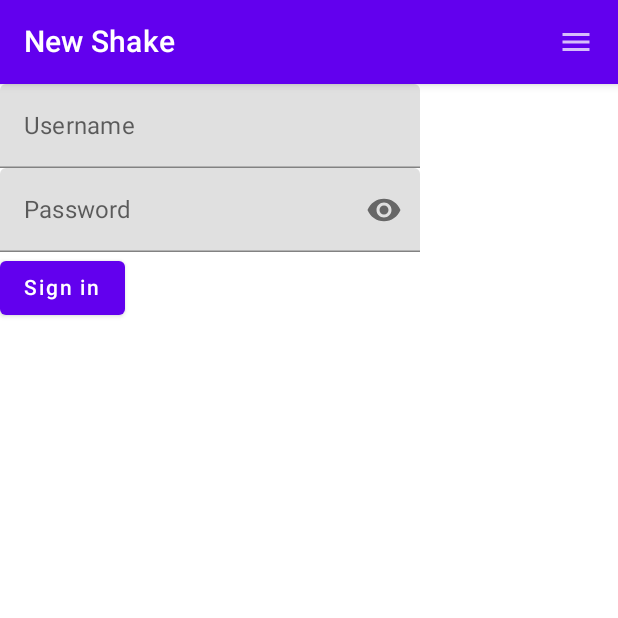
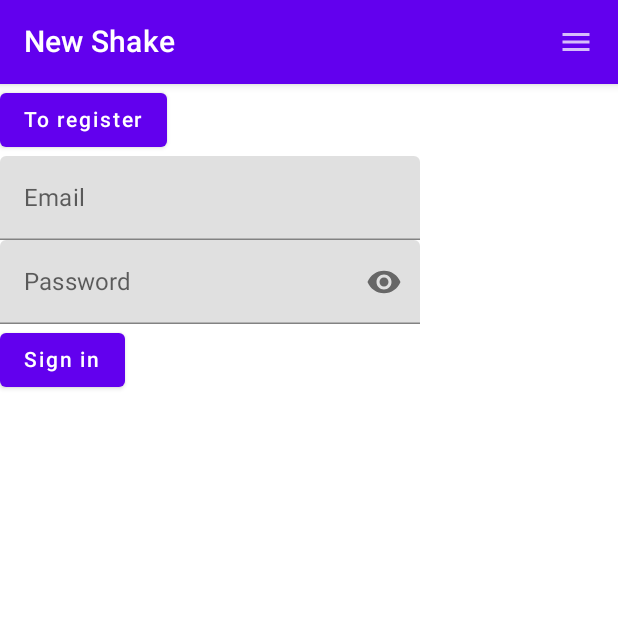
Before and after one commit to daviddvorszky/SBMA_ShakeIT, an Android app built with Jetpack Compose: the LoginScreen screen opened through its navigation route, after a tap on "Sign in", on a phone screen of 412 x 824 dp, the top half of it. Run offline under Robolectric (Android 15) with nearby library versions, the phone set to English and light mode, and no system bars; our stand-ins replace Firebase (no records; nobody signed in at launch, a user with empty details on screens opened directly).

Commit message:
Login and register with firebase

```diff
--- a/app/build.gradle
+++ b/app/build.gradle
@@ -66,6 +66,7 @@ dependencies {
     implementation "androidx.navigation:navigation-compose:$nav_version"
 
     // Firebase
-    implementation platform('com.google.firebase:firebase-bom:30.4.1')
+    implementation platform('com.google.firebase:firebase-bom:28.4.2')
     implementation 'com.google.firebase:firebase-analytics-ktx'
+    implementation 'com.google.firebase:firebase-auth-ktx'
 }
--- a/app/src/main/java/org/sbma_shakeit/MainActivity.kt
+++ b/app/src/main/java/org/sbma_shakeit/MainActivity.kt
@@ -4,28 +4,29 @@ import android.os.Bundle
 import androidx.activity.ComponentActivity
 import androidx.activity.compose.setContent
 import androidx.compose.foundation.layout.Box
-import androidx.compose.foundation.layout.Column
 import androidx.compose.foundation.layout.fillMaxSize
 import androidx.compose.foundation.layout.padding
-import androidx.compose.material.MaterialTheme
 import androidx.compose.material.Scaffold
-import androidx.compose.material.Surface
-import androidx.compose.material.Text
-import androidx.compose.runtime.Composable
 import androidx.compose.ui.Modifier
-import androidx.compose.ui.tooling.preview.Preview
 import androidx.navigation.NavHostController
 import androidx.navigation.compose.rememberNavController
+import com.google.firebase.auth.FirebaseAuth
+import com.google.firebase.auth.ktx.auth
+import com.google.firebase.ktx.Firebase
 import org.sbma_shakeit.components.TopMenuBar
 import org.sbma_shakeit.navigation.nav_graph.SetupNavGraph
 import org.sbma_shakeit.ui.theme.SBMA_ShakeITTheme
+import org.sbma_shakeit.viewmodels.AuthViewModel
 
 class MainActivity : ComponentActivity() {
 
     private lateinit var navController: NavHostController
+    private lateinit var authViewModel: AuthViewModel
 
     override fun onCreate(savedInstanceState: Bundle?) {
         super.onCreate(savedInstanceState)
+        authViewModel = AuthViewModel()
+        authViewModel.auth.value = Firebase.auth
         setContent {
             SBMA_ShakeITTheme {
                 navController = rememberNavController()
@@ -37,7 +38,8 @@ class MainActivity : ComponentActivity() {
                 ) {
                     innerPadding ->
                     Box(modifier = Modifier.padding(innerPadding)){
-                        SetupNavGraph(navController = navController)
+                        SetupNavGraph(navController = navController,
+                        authViewModel = authViewModel)
                     }
                 }
             }
--- a/app/src/main/java/org/sbma_shakeit/navigation/nav_graph/AuthNavGraph.kt
+++ b/app/src/main/java/org/sbma_shakeit/navigation/nav_graph/AuthNavGraph.kt
@@ -8,26 +8,30 @@ import org.sbma_shakeit.navigation.AUTH_GRAPH_ROUTE
 import org.sbma_shakeit.navigation.Screen
 import org.sbma_shakeit.screens.LoginScreen
 import org.sbma_shakeit.screens.RegisterScreen
+import org.sbma_shakeit.viewmodels.AuthViewModel
 
 fun NavGraphBuilder.authNavGraph(
-    navController: NavController
+    navController: NavController,
+    authViewModel: AuthViewModel
 ){
     navigation(
-        startDestination = Screen.Login.route,
+        startDestination = Screen.Register.route,
         route = AUTH_GRAPH_ROUTE
     ){
         // Login
         composable(
             route = Screen.Login.route
         ){
-            LoginScreen(navController = navController)
+            LoginScreen(navController = navController,
+                authViewModel = authViewModel)
         }
 
         // Register
         composable(
             route = Screen.Register.route
         ){
-            RegisterScreen(navController = navController)
+            RegisterScreen(navController = navController,
+                authViewModel = authViewModel)
         }
     }
 }
--- a/app/src/main/java/org/sbma_shakeit/navigation/nav_graph/NavGraph.kt
+++ b/app/src/main/java/org/sbma_shakeit/navigation/nav_graph/NavGraph.kt
@@ -4,25 +4,29 @@ import androidx.compose.runtime.Composable
 import androidx.navigation.NavHostController
 import androidx.navigation.compose.NavHost
 import androidx.navigation.compose.composable
+import org.sbma_shakeit.navigation.AUTH_GRAPH_ROUTE
 import org.sbma_shakeit.navigation.NEW_SHAKE_GRAPH_ROUTE
 import org.sbma_shakeit.navigation.ROOT_GRAPH_ROUTE
 import org.sbma_shakeit.navigation.Screen
 import org.sbma_shakeit.screens.SettingsScreen
+import org.sbma_shakeit.viewmodels.AuthViewModel
 
 @Composable
 fun SetupNavGraph(
-    navController: NavHostController
+    navController: NavHostController,
+    authViewModel: AuthViewModel
 ) {
     NavHost(
         navController = navController,
-        startDestination = NEW_SHAKE_GRAPH_ROUTE,
+        startDestination = AUTH_GRAPH_ROUTE,
         route = ROOT_GRAPH_ROUTE
     ){
         newShakeNavGraph(navController = navController)
         historyNavGraph(navController = navController)
         scoreboardNavGraph(navController = navController)
         userNavGraph(navController = navController)
-        authNavGraph(navController = navController)
+        authNavGraph(navController = navController,
+            authViewModel = authViewModel)
 
         // Settings
         composable(
--- a/app/src/main/java/org/sbma_shakeit/screens/LoginScreen.kt
+++ b/app/src/main/java/org/sbma_shakeit/screens/LoginScreen.kt
@@ -1,31 +1,39 @@
 package org.sbma_shakeit.screens
 
+import android.util.Log
+import android.widget.Toast
 import androidx.compose.foundation.layout.Column
-import androidx.compose.foundation.layout.Row
 import androidx.compose.material.*
 import androidx.compose.runtime.*
 import androidx.compose.ui.platform.LocalContext
 import androidx.compose.ui.res.painterResource
 import androidx.compose.ui.text.input.PasswordVisualTransformation
 import androidx.compose.ui.text.input.VisualTransformation
-import androidx.compose.ui.tooling.preview.Preview
 import androidx.navigation.NavController
 import org.sbma_shakeit.R
+import org.sbma_shakeit.navigation.Screen
+import org.sbma_shakeit.viewmodels.AuthViewModel
 
 @Composable
 fun LoginScreen(
-    navController: NavController
+    navController: NavController,
+    authViewModel: AuthViewModel
 ) {
-    var username by remember { mutableStateOf("") }
+    val auth = authViewModel.auth.value
+    val context = LocalContext.current
+    var email by remember { mutableStateOf("") }
     var password by remember { mutableStateOf("") }
     var showPassword by remember { mutableStateOf(false) }
 
     Column {
+        Button(onClick = { navController.navigate(Screen.Register.route) }) {
+            Text("To register")
+        }
         TextField(
-            label = { Text("Username") },
-            value = username,
-            onValueChange = { username = it })
-        Row {
+            label = { Text("Email") },
+            value = email,
+            onValueChange = { email = it })
+
         TextField(
             label = { Text("Password") },
             value = password,
@@ -39,16 +47,30 @@ fun LoginScreen(
                     if (showPassword)
                         Icon(
                             painterResource(R.drawable.visibility_off),
-                                contentDescription = "Show password")
+                            contentDescription = "Show password"
+                        )
                     else
                         Icon(
                             painterResource(R.drawable.visibility),
-                                contentDescription = "Show password")
+                            contentDescription = "Show password"
+                        )
                 }
             }
         )
+
+        Button(onClick = {
+            auth ?: return@Button
+            auth.signInWithEmailAndPassword(email, password)
+                .addOnCompleteListener {
+                    if (it.isSuccessful) {
+                        Log.d("LOGIN", "SUCCESS")
+                        navController.navigate(Screen.NewShakeList.route)
+                    } else {
+                        Toast.makeText(context, "Login failed", Toast.LENGTH_SHORT).show()
+                        Log.d("LOGIN", "FAILED", it.exception)
                     }
-        Button(onClick = { /*TODO: Action for logging in*/ }) {
+                }
+        }) {
             Text("Sign in")
         }
     }
--- a/app/src/main/java/org/sbma_shakeit/screens/RegisterScreen.kt
+++ b/app/src/main/java/org/sbma_shakeit/screens/RegisterScreen.kt
@@ -1,12 +1,77 @@
 package org.sbma_shakeit.screens
 
-import androidx.compose.material.Text
-import androidx.compose.runtime.Composable
+import android.util.Log
+import android.widget.Toast
+import androidx.compose.foundation.layout.Column
+import androidx.compose.material.*
+import androidx.compose.runtime.*
+import androidx.compose.ui.platform.LocalContext
+import androidx.compose.ui.res.painterResource
+import androidx.compose.ui.text.input.PasswordVisualTransformation
+import androidx.compose.ui.text.input.VisualTransformation
 import androidx.navigation.NavController
+import org.sbma_shakeit.R
+import org.sbma_shakeit.navigation.Screen
+import org.sbma_shakeit.viewmodels.AuthViewModel
 
 @Composable
 fun RegisterScreen(
-    navController: NavController
+    navController: NavController,
+    authViewModel: AuthViewModel
 ) {
-    Text("Register Screen")
+    val auth = authViewModel.auth.value
+    val context = LocalContext.current
+    var email by remember { mutableStateOf("") }
+    var password by remember { mutableStateOf("") }
+    var showPassword by remember { mutableStateOf(false) }
+
+    Column {
+        Button(onClick = { navController.navigate(Screen.Login.route) }) {
+            Text("To login")
+        }
+        TextField(
+            label = { Text("Email") },
+            value = email,
+            onValueChange = { email = it })
+
+        TextField(
+            label = { Text("Password") },
+            value = password,
+            onValueChange = { password = it },
+            visualTransformation = if (showPassword) VisualTransformation.None
+            else PasswordVisualTransformation(),
+            trailingIcon = {
+                IconButton(onClick = {
+                    showPassword = !showPassword
+                }) {
+                    if (showPassword)
+                        Icon(
+                            painterResource(R.drawable.visibility_off),
+                            contentDescription = "Show password"
+                        )
+                    else
+                        Icon(
+                            painterResource(R.drawable.visibility),
+                            contentDescription = "Show password"
+                        )
+                }
+            }
+        )
+
+        Button(onClick = {
+            auth ?: return@Button
+            auth.createUserWithEmailAndPassword(email, password)
+                .addOnCompleteListener {
+                    if (it.isSuccessful) {
+                        Log.d("REGISTER", "SUCCESS")
+                        navController.navigate(Screen.NewShakeList.route)
+                    } else {
+                        Toast.makeText(context, "Register failed", Toast.LENGTH_SHORT).show()
+                        Log.d("REGISTER", "FAILED", it.exception)
+                    }
+                }
+        }) {
+            Text("Sign Up")
+        }
+    }
 }
--- /dev/null
+++ b/app/src/main/java/org/sbma_shakeit/viewmodels/AuthViewModel.kt
@@ -0,0 +1,9 @@
+package org.sbma_shakeit.viewmodels
+
+import androidx.lifecycle.MutableLiveData
+import androidx.lifecycle.ViewModel
+import com.google.firebase.auth.FirebaseAuth
+
+class AuthViewModel: ViewModel() {
+    val auth = MutableLiveData<FirebaseAuth>()
+}
--- a/build.gradle
+++ b/build.gradle
@@ -1,14 +1,15 @@
 buildscript {
+    ext {
+        compose_version = '1.1.0-beta01'
+    }
     repositories {
         google()
         mavenCentral()
     }
     dependencies {
-        classpath 'com.google.gms:google-services:4.3.13'
+        classpath 'com.google.gms:google-services:4.3.14'
     }
-    ext {
-        compose_version = '1.1.0-beta01'
-    }
+
 }// Top-level build file where you can add configuration options common to all sub-projects/modules.
 
 plugins {
```
Lines whose indentation alone changed are shown as unchanged.
